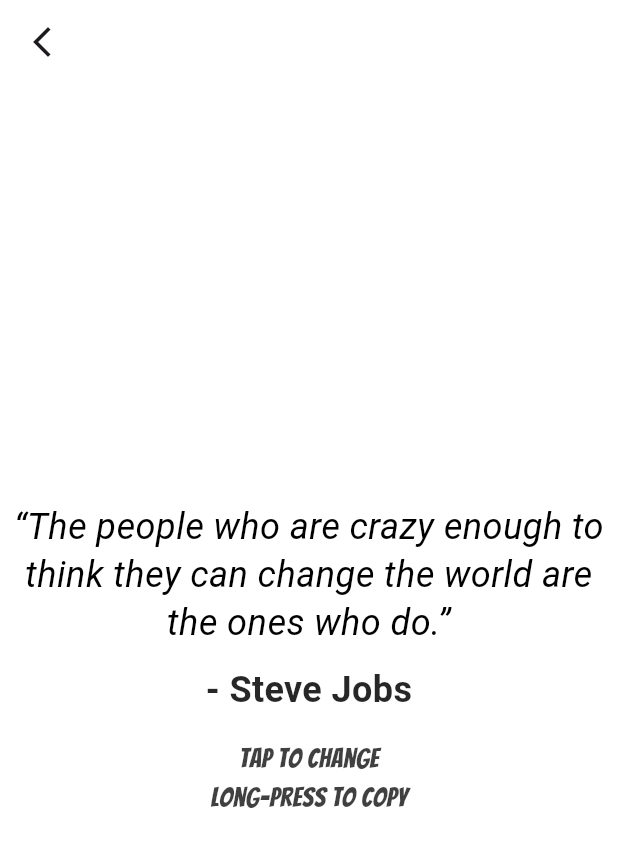
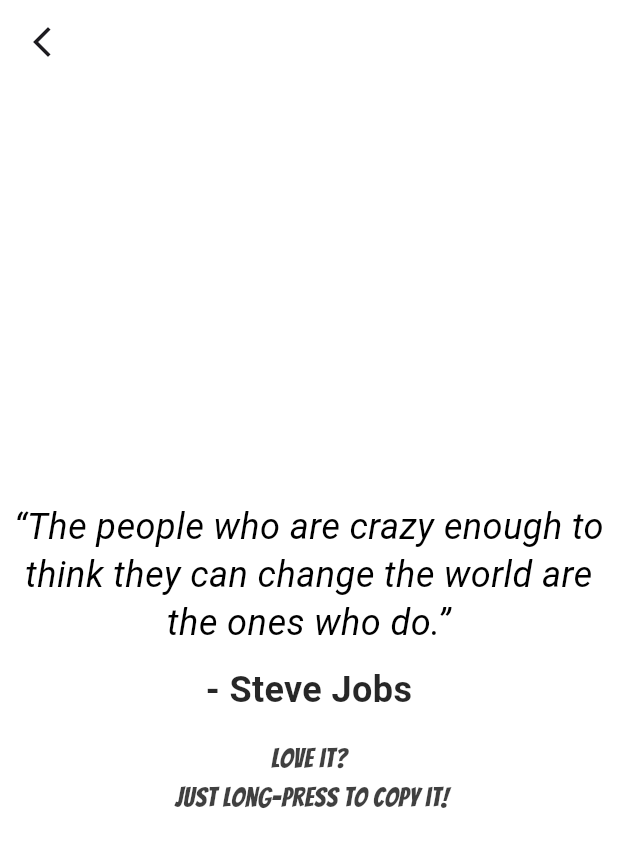
Before and after one commit to arguellesdev/solid_hello, a Flutter app: the PositivePhrasesPage screen opened directly, on a phone screen of 412 x 824 dp. Shown: the top 847 px of the screen. Run offline on Flutter 3.47's test engine with Material 3 defaults, Android fonts, the phone set to English and light mode, and no system bars.

Commit message:
fixing phrases

```diff
--- a/solid_hello/lib/app/features/positive_phrases/presentation/widgets/positive_text.dart
+++ b/solid_hello/lib/app/features/positive_phrases/presentation/widgets/positive_text.dart
@@ -39,7 +39,7 @@
         ),
         const SizedBox(height: 16),
         Text(
-          'Tap to change\nLong-press to copy',
+          'Love it?\n just long-press to copy it!',
           textAlign: TextAlign.center,
           style: TextStyle(
             fontFamily: 'Bangers',
```
